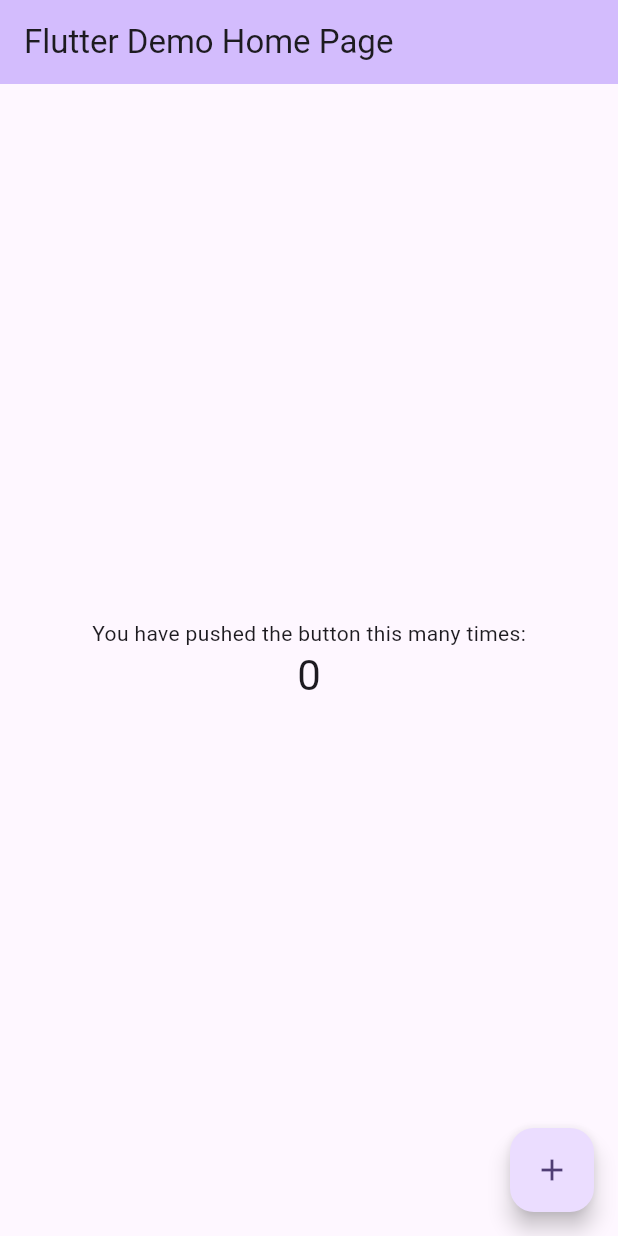
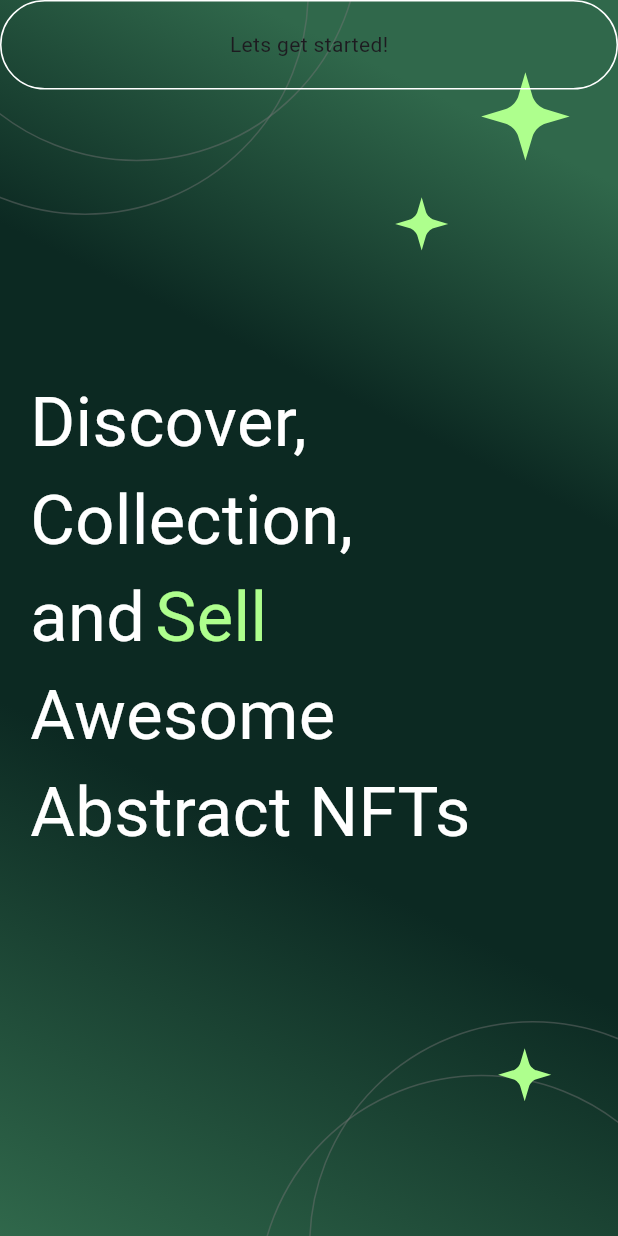
Before and after one commit to himayajawad19/NFTMarketPlace, a Flutter app: the screen it shows after launch, on a phone screen of 412 x 824 dp. Run offline on Flutter 3.47's test engine with Material 3 defaults, Android fonts, the phone set to English and light mode, and no system bars; our stand-ins replace flutter_riverpod, flutter_screenutil, flutter_svg.

Commit message:
profile contract added, splashview with riverpod added

```diff
--- a/lib/main.dart
+++ b/lib/main.dart
@@ -1,7 +1,10 @@
 import 'package:flutter/material.dart';
+import 'package:flutter_riverpod/flutter_riverpod.dart';
+import 'package:flutter_screenutil/flutter_screenutil.dart';
+import 'package:nftmarketplace/screens/splashscreen/splashView.dart';
 
 void main() {
-  runApp(const MyApp());
+  runApp(const ProviderScope(child:MyApp()));
 }
 
 class MyApp extends StatelessWidget {
@@ -10,113 +13,14 @@ class MyApp extends StatelessWidget {
   // This widget is the root of your application.
   @override
   Widget build(BuildContext context) {
-    return MaterialApp(
-      title: 'Flutter Demo',
-      theme: ThemeData(
-        // This is the theme of your application.
-        //
-        // TRY THIS: Try running your application with "flutter run". You'll see
-        // the application has a purple toolbar. Then, without quitting the app,
-        // try changing the seedColor in the colorScheme below to Colors.green
-        // and then invoke "hot reload" (save your changes or press the "hot
-        // reload" button in a Flutter-supported IDE, or press "r" if you used
-        // the command line to start the app).
-        //
-        // Notice that the counter didn't reset back to zero; the application
-        // state is not lost during the reload. To reset the state, use hot
-        // restart instead.
-        //
-        // This works for code too, not just values: Most code changes can be
-        // tested with just a hot reload.
-        colorScheme: ColorScheme.fromSeed(seedColor: Colors.deepPurple),
-      ),
-      home: const MyHomePage(title: 'Flutter Demo Home Page'),
+    return
+    ScreenUtilInit(
+      builder:  (_ , child) {
+      return MaterialApp(
+        title: 'Flutter Demo',
+        debugShowCheckedModeBanner: false,
+        home: const SplashView(),
+      );}
     );
   }
 }
-
-class MyHomePage extends StatefulWidget {
-  const MyHomePage({super.key, required this.title});
-
-  // This widget is the home page of your application. It is stateful, meaning
-  // that it has a State object (defined below) that contains fields that affect
-  // how it looks.
-
-  // This class is the configuration for the state. It holds the values (in this
-  // case the title) provided by the parent (in this case the App widget) and
-  // used by the build method of the State. Fields in a Widget subclass are
-  // always marked "final".
-
-  final String title;
-
-  @override
-  State<MyHomePage> createState() => _MyHomePageState();
-}
-
-class _MyHomePageState extends State<MyHomePage> {
-  int _counter = 0;
-
-  void _incrementCounter() {
-    setState(() {
-      // This call to setState tells the Flutter framework that something has
-      // changed in this State, which causes it to rerun the build method below
-      // so that the display can reflect the updated values. If we changed
-      // _counter without calling setState(), then the build method would not be
-      // called again, and so nothing would appear to happen.
-      _counter++;
-    });
-  }
-
-  @override
-  Widget build(BuildContext context) {
-    // This method is rerun every time setState is called, for instance as done
-    // by the _incrementCounter method above.
-    //
-    // The Flutter framework has been optimized to make rerunning build methods
-    // fast, so that you can just rebuild anything that needs updating rather
-    // than having to individually change instances of widgets.
-    return Scaffold(
-      appBar: AppBar(
-        // TRY THIS: Try changing the color here to a specific color (to
-        // Colors.amber, perhaps?) and trigger a hot reload to see the AppBar
-        // change color while the other colors stay the same.
-        backgroundColor: Theme.of(context).colorScheme.inversePrimary,
-        // Here we take the value from the MyHomePage object that was created by
-        // the App.build method, and use it to set our appbar title.
-        title: Text(widget.title),
-      ),
-      body: Center(
-        // Center is a layout widget. It takes a single child and positions it
-        // in the middle of the parent.
-        child: Column(
-          // Column is also a layout widget. It takes a list of children and
-          // arranges them vertically. By default, it sizes itself to fit its
-          // children horizontally, and tries to be as tall as its parent.
-          //
-          // Column has various properties to control how it sizes itself and
-          // how it positions its children. Here we use mainAxisAlignment to
-          // center the children vertically; the main axis here is the vertical
-          // axis because Columns are vertical (the cross axis would be
-          // horizontal).
-          //
-          // TRY THIS: Invoke "debug painting" (choose the "Toggle Debug Paint"
-          // action in the IDE, or press "p" in the console), to see the
-          // wireframe for each widget.
-          mainAxisAlignment: MainAxisAlignment.center,
-          children: <Widget>[
-            const Text('You have pushed the button this many times:'),
-            Text(
-              '$_counter',
-              style: Theme.of(context).textTheme.headlineMedium,
-            ),
-          ],
-        ),
-      ),
-      floatingActionButton: FloatingActionButton(
-        onPressed: _incrementCounter,
-        tooltip: 'Increment',
-        child: const Icon(Icons.add),
-      ), // This trailing comma makes auto-formatting nicer for build methods.
-    );
-  }
-}
--- /dev/null
+++ b/lib/screens/splashscreen/splashView.dart
@@ -0,0 +1,205 @@
+import 'package:flutter/material.dart';
+import 'package:flutter_riverpod/flutter_riverpod.dart';
+import 'package:flutter_screenutil/flutter_screenutil.dart';
+import 'package:flutter_svg/svg.dart';
+
+class SplashView extends ConsumerStatefulWidget {
+  const SplashView({super.key});
+
+  @override
+  ConsumerState<SplashView> createState() => _SplashViewState();
+}
+
+class _SplashViewState extends ConsumerState<SplashView> {
+  @override
+  Widget build(BuildContext context) {
+    return Scaffold(
+      body: Container(
+        height: MediaQuery.of(context).size.height,
+        width: double.infinity,
+        decoration: BoxDecoration(
+          gradient: LinearGradient(
+            begin: Alignment.topRight,
+            end: Alignment.bottomLeft,
+            stops: [0.12, 0.34435, 0.65343, 1],
+            colors: [
+              Color(0xFF30684b),
+              Color(0xFF0C2922),
+              Color(0xFF0C2922),
+              Color(0xFF30684b),
+            ],
+          ),
+        ),
+        child: Center(
+          child: Column(
+            mainAxisAlignment: MainAxisAlignment.center,
+            children: [
+              Container(
+                height: MediaQuery.of(context).size.height,
+                width: double.infinity,
+
+                child: Stack(
+                  clipBehavior: Clip.none,
+                  children: [
+                    Positioned(
+                      right: 150.w,
+                      bottom: 560.h,
+                      child: Container(
+                        height: 330.h,
+                        width: 250.h, // Add width to the container
+                        decoration: BoxDecoration(
+                          border: Border.all(
+                            width: 1,
+                            color: const Color.fromARGB(115, 117, 117, 117),
+                          ),
+                          shape: BoxShape.circle,
+                        ),
+                      ),
+                    ),
+                    Positioned(
+                      right: 180.w,
+                      bottom: 530.h,
+                      child: Container(
+                        height: 330.h,
+                        width: 250.h, // Add width to the container
+                        decoration: BoxDecoration(
+                          border: Border.all(
+                            width: 1,
+                            color: const Color.fromARGB(115, 117, 117, 117),
+                          ),
+                          shape: BoxShape.circle,
+                        ),
+                      ),
+                    ),
+                    Positioned(
+                      left: 280.w,
+                      bottom: 600.h,
+                      child: SvgPicture.asset(
+                        'assets/sparkle.svg',
+                        height: 50.h,
+                        color: Color(0xFFaeff8d),
+                      ),
+                    ),
+                    Positioned(
+                      left: 230.w,
+                      bottom: 550.h,
+                      child: SvgPicture.asset(
+                        'assets/sparkle.svg',
+                        height: 30.h,
+                        color: Color(0xFFaeff8d),
+                      ),
+                    ),
+
+                    centerText(),
+                    Positioned(
+                      left: 150.w,
+                      top: 560.h,
+                      child: Container(
+                        height: 330.h,
+                        width: 250.h, // Add width to the container
+                        decoration: BoxDecoration(
+                          border: Border.all(
+                            width: 1,
+                            color: const Color.fromARGB(115, 117, 117, 117),
+                          ),
+                          shape: BoxShape.circle,
+                        ),
+                      ),
+                    ),
+                    Positioned(
+                      left: 180.w,
+                      top: 530.h,
+                      child: Container(
+                        height: 330.h,
+                        width: 250.h, // Add width to the container
+                        decoration: BoxDecoration(
+                          border: Border.all(
+                            width: 1,
+                            color: const Color.fromARGB(115, 117, 117, 117),
+                          ),
+                          shape: BoxShape.circle,
+                        ),
+                      ),
+                    ),
+                    Positioned(
+                      left: 290.w,
+                      top: 585.h,
+                      child: SvgPicture.asset(
+                        'assets/sparkle.svg',
+                        height: 30.h,
+                        color: Color(0xFFaeff8d),
+                      ),
+                    ),
+                    centerButton()
+                  ],
+                ),
+              ),
+            ],
+          ),
+        ),
+      ),
+    );
+  }
+
+  Widget centerText() {
+    return Padding(
+      padding: const EdgeInsets.symmetric(horizontal: 20.0, vertical: 40),
+      child: Column(
+        mainAxisAlignment: MainAxisAlignment.center,
+        crossAxisAlignment: CrossAxisAlignment.start,
+        children: [
+          Text(
+            "Discover,",
+            style: TextStyle(fontSize: 40.sp, color: Colors.white),
+          ),
+          Text(
+            "Collection,",
+            style: TextStyle(fontSize: 40.sp, color: Colors.white),
+          ),
+          Row(
+            children: [
+              Text(
+                "and",
+                style: TextStyle(
+                  fontSize: 40.sp,
+                  color: Colors.white, // Custom color for "Sell"
+                ),
+              ),
+              SizedBox(width: 6.w),
+              Text(
+                "Sell",
+                style: TextStyle(
+                  fontSize: 40.sp,
+                  color: Color(0xFFaeff8d), // Custom color for "Sell"
+                ),
+              ),
+            ],
+          ),
+          Text(
+            "Awesome",
+            style: TextStyle(fontSize: 40.sp, color: Colors.white),
+          ),
+          Text(
+            "Abstract NFTs",
+            style: TextStyle(fontSize: 40.sp, color: Colors.white),
+          ),
+        ],
+      ),
+    );
+  }
+
+  Widget centerButton() {
+    return
+       Container(
+        height: 50.h,
+        width: double.infinity,
+        decoration: BoxDecoration(
+          color: Colors.transparent,
+          borderRadius: BorderRadius.circular(30.0),
+          border: Border.all(width: 1, color: Colors.white),
+        ),
+        child: Center(child: Text("Lets get started!")),
+
+    );
+  }
+}
```
Also changed, not shown: pubspec.yaml (+7 -5 lines), assets/sparkle.svg (added), lib/screens/splashscreen/splashState.dart (added), lib/screens/splashscreen/splashViewModel.dart (added), pubspec.lock, 3 other files.
